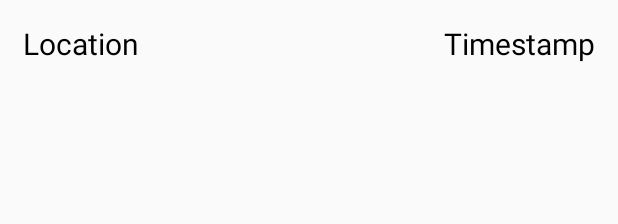
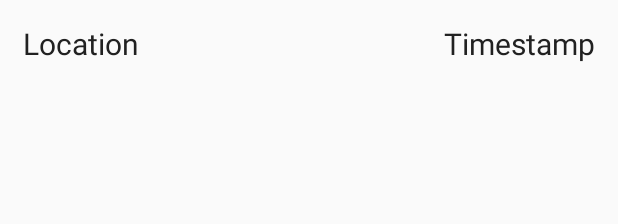
Before and after one commit to philippelorange/CareSense, an Android app: the layout layout_listitem.xml on its own in the app's theme, with its tools: preview values and no code run, on a phone screen of 412 x 824 dp. Shown: the top 224 px of the screen. Run offline under Robolectric (Android 15) with nearby library versions, the light colour scheme and no system bars.

Commit message:
adding colors

```diff
--- a/app/src/main/res/layout/fragment_home.xml
+++ b/app/src/main/res/layout/fragment_home.xml
@@ -13,7 +13,7 @@
         android:layout_width="wrap_content"
         android:layout_height="wrap_content"
         android:text="@string/title_home"
-        android:textColor="#000"
+        android:textColor="@color/primary_text"
         android:textSize="28dp"/>
 
     <android.support.v7.widget.RecyclerView
@@ -32,6 +32,7 @@
         android:layout_width="wrap_content"
         android:layout_height="wrap_content"
         android:layout_above="@+id/sensorTwo"
+        android:backgroundTint="@color/colorAccent"
         android:text="@string/refresh_list" />
 
     <Button
@@ -40,6 +41,7 @@
         android:layout_height="wrap_content"
         android:layout_alignParentStart="true"
         android:layout_alignParentBottom="true"
+
         android:text="@string/sensor_1" />
 
     <Button
--- a/app/src/main/res/layout/layout_listitem.xml
+++ b/app/src/main/res/layout/layout_listitem.xml
@@ -8,7 +8,7 @@
         android:layout_height="wrap_content"
         android:text="@string/location"
         android:id = "@+id/location_text"
-        android:textColor="#000"
+        android:textColor="@color/primary_text"
         android:layout_centerVertical="true"
         android:textSize="20sp"
         />
@@ -19,7 +19,7 @@
         android:layout_alignParentEnd="true"
         android:text="@string/timestamp"
         android:id = "@+id/timestamp_text"
-        android:textColor="#000"
+        android:textColor="@color/primary_text"
         android:layout_centerVertical="true"
         android:textSize="20sp"
         />
--- a/app/src/main/res/values/colors.xml
+++ b/app/src/main/res/values/colors.xml
@@ -1,6 +1,12 @@
 <?xml version="1.0" encoding="utf-8"?>
 <resources>
-    <color name="colorPrimary">#82b1ff</color>
-    <color name="colorPrimaryDark">#0043b2</color>
-    <color name="colorAccent">#D81B60</color>
+    <color name="colorPrimary">#4CAF50</color>
+    <color name="colorPrimaryDark">#388E3C</color>
+    <color name="primary_light">#C8E6C9</color>
+    <color name="colorAccent">#FF4081</color>
+    <color name="primary_text">#212121</color>
+    <color name="secondary_text">#757575</color>
+    <color name="icons">#FFFFFF</color>
+    <color name="divider">#BDBDBD</color>
+
 </resources>
```
